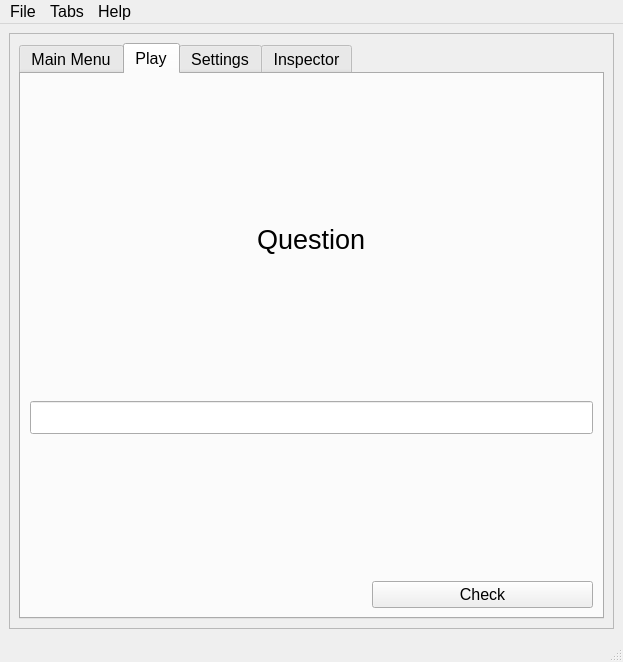
Before: the Qt Designer form v2/main.ui in LuuppiChan/luupycards, drawn with Qt 5.
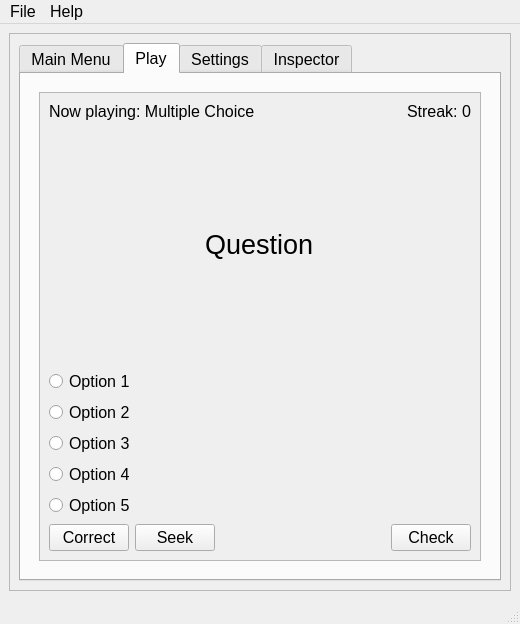
After: the same form once the commit is applied. The open tabs and pages were chosen to show the change. Icons and pictures are not drawn.

What changed in the file:
```diff
--- a/v2/main.ui
+++ b/v2/main.ui
@@ -6,8 +6,8 @@
    <rect>
     <x>0</x>
     <y>0</y>
-    <width>623</width>
-    <height>662</height>
+    <width>520</width>
+    <height>624</height>
    </rect>
   </property>
   <property name="font">
@@ -40,8 +40,8 @@
         <rect>
          <x>0</x>
          <y>0</y>
-         <width>607</width>
-         <height>585</height>
+         <width>504</width>
+         <height>547</height>
         </rect>
        </property>
        <layout class="QGridLayout" name="gridLayout_11">
@@ -219,9 +219,24 @@
            <attribute name="title">
             <string>Play</string>
            </attribute>
-           <layout class="QGridLayout" name="gridLayout_13">
-            <item row="6" column="2">
-             <widget class="QPushButton" name="button_check">
+           <layout class="QVBoxLayout" name="verticalLayout_2">
+            <item>
+             <widget class="QStackedWidget" name="stackedWidget_gameplay">
+              <property name="lineWidth">
+               <number>1</number>
+              </property>
+              <property name="currentIndex">
+               <number>0</number>
+              </property>
+              <widget class="QWidget" name="input">
+               <property name="enabled">
+                <bool>true</bool>
+               </property>
+               <layout class="QVBoxLayout" name="verticalLayout_4">
+                <item>
+                 <layout class="QHBoxLayout" name="horizontalLayout_3">
+                  <item>
+                   <widget class="QLabel" name="label_game_info">
               <property name="toolTip">
                <string>Check that did you answer correctly</string>
               </property>
@@ -233,20 +248,35 @@
               </property>
              </widget>
             </item>
-            <item row="1" column="2">
-             <spacer name="horizontalSpacer_play_right">
+                  <item alignment="Qt::AlignRight">
+                   <widget class="QLabel" name="label_streak">
+                    <property name="toolTip">
+                     <string>Current streak: 0, All time streak: 0</string>
+                    </property>
+                    <property name="statusTip">
+                     <string>Current streak: 0, All time streak: 0</string>
+                    </property>
+                    <property name="text">
+                     <string>Streak: 0</string>
+                    </property>
+                   </widget>
+                  </item>
+                 </layout>
+                </item>
+                <item>
+                 <spacer name="verticalSpacer_4">
               <property name="orientation">
-               <enum>Qt::Horizontal</enum>
+                   <enum>Qt::Vertical</enum>
               </property>
               <property name="sizeHint" stdset="0">
                <size>
-                <width>40</width>
-                <height>20</height>
+                    <width>20</width>
+                    <height>40</height>
                </size>
               </property>
              </spacer>
             </item>
-            <item row="1" column="1">
+                <item alignment="Qt::AlignHCenter">
              <widget class="QLabel" name="label_question">
               <property name="font">
                <font>
@@ -264,22 +294,9 @@
               </property>
              </widget>
             </item>
-            <item row="1" column="0">
-             <spacer name="horizontalSpacer_play_left">
+                <item>
+                 <spacer name="verticalSpacer_3">
               <property name="orientation">
-               <enum>Qt::Horizontal</enum>
-              </property>
-              <property name="sizeHint" stdset="0">
-               <size>
-                <width>40</width>
-                <height>20</height>
-               </size>
-              </property>
-             </spacer>
-            </item>
-            <item row="2" column="1">
-             <spacer name="verticalSpacer_play_middle">
-              <property name="orientation">
                <enum>Qt::Vertical</enum>
               </property>
               <property name="sizeHint" stdset="0">
@@ -290,33 +307,7 @@
               </property>
              </spacer>
             </item>
-            <item row="0" column="1">
-             <spacer name="verticalSpacer_play_top">
-              <property name="orientation">
-               <enum>Qt::Vertical</enum>
-              </property>
-              <property name="sizeHint" stdset="0">
-               <size>
-                <width>20</width>
-                <height>40</height>
-               </size>
-              </property>
-             </spacer>
-            </item>
-            <item row="4" column="1">
-             <spacer name="verticalSpacer_play_bottom">
-              <property name="orientation">
-               <enum>Qt::Vertical</enum>
-              </property>
-              <property name="sizeHint" stdset="0">
-               <size>
-                <width>20</width>
-                <height>40</height>
-               </size>
-              </property>
-             </spacer>
-            </item>
-            <item row="3" column="0" colspan="3">
+                <item>
              <widget class="QLineEdit" name="lineEdit_answer">
               <property name="font">
                <font>
@@ -329,12 +320,255 @@
               <property name="statusTip">
                <string>Input your answer</string>
               </property>
+                  <property name="autoFillBackground">
+                   <bool>false</bool>
+                  </property>
+                  <property name="inputMask">
+                   <string/>
+                  </property>
               <property name="text">
                <string/>
               </property>
               <property name="alignment">
                <set>Qt::AlignCenter</set>
               </property>
+                  <property name="placeholderText">
+                   <string>Type the answer here</string>
+                  </property>
+                 </widget>
+                </item>
+                <item>
+                 <spacer name="verticalSpacer_2">
+                  <property name="orientation">
+                   <enum>Qt::Vertical</enum>
+                  </property>
+                  <property name="sizeHint" stdset="0">
+                   <size>
+                    <width>20</width>
+                    <height>40</height>
+                   </size>
+                  </property>
+                 </spacer>
+                </item>
+                <item>
+                 <layout class="QHBoxLayout" name="horizontalLayout_4">
+                  <item>
+                   <widget class="QLabel" name="label_lives">
+                    <property name="text">
+                     <string>Lives: 5</string>
+                    </property>
+                   </widget>
+                  </item>
+                  <item>
+                   <spacer name="horizontalSpacer_2">
+                    <property name="orientation">
+                     <enum>Qt::Horizontal</enum>
+                    </property>
+                    <property name="sizeHint" stdset="0">
+                     <size>
+                      <width>40</width>
+                      <height>20</height>
+                     </size>
+                    </property>
+                   </spacer>
+                  </item>
+                  <item>
+                   <widget class="QPushButton" name="button_check">
+                    <property name="maximumSize">
+                     <size>
+                      <width>80</width>
+                      <height>16777215</height>
+                     </size>
+                    </property>
+                    <property name="toolTip">
+                     <string>Check that did you answer correctly</string>
+                    </property>
+                    <property name="statusTip">
+                     <string>Check that did you answer correctly</string>
+                    </property>
+                    <property name="text">
+                     <string>Check</string>
+                    </property>
+                   </widget>
+                  </item>
+                 </layout>
+                </item>
+               </layout>
+              </widget>
+              <widget class="QWidget" name="multiple_choice">
+               <layout class="QVBoxLayout" name="verticalLayout_5">
+                <item>
+                 <widget class="QScrollArea" name="scrollArea_mc">
+                  <property name="widgetResizable">
+                   <bool>true</bool>
+                  </property>
+                  <widget class="QWidget" name="scrollAreaWidgetContents">
+                   <property name="geometry">
+                    <rect>
+                     <x>0</x>
+                     <y>0</y>
+                     <width>630</width>
+                     <height>534</height>
+                    </rect>
+                   </property>
+                   <layout class="QVBoxLayout" name="verticalLayout_6">
+                    <item>
+                     <layout class="QHBoxLayout" name="horizontalLayout_5">
+                      <item>
+                       <widget class="QLabel" name="label_game_info_mc">
+                        <property name="toolTip">
+                         <string>Info about actions</string>
+                        </property>
+                        <property name="statusTip">
+                         <string>Info about actions</string>
+                        </property>
+                        <property name="text">
+                         <string>Now playing: Multiple Choice</string>
+                        </property>
+                       </widget>
+                      </item>
+                      <item alignment="Qt::AlignRight">
+                       <widget class="QLabel" name="label_streak_mc">
+                        <property name="toolTip">
+                         <string>Current streak: 0, All time streak: 0</string>
+                        </property>
+                        <property name="statusTip">
+                         <string>Current streak: 0, All time streak: 0</string>
+                        </property>
+                        <property name="text">
+                         <string>Streak: 0</string>
+                        </property>
+                       </widget>
+                      </item>
+                     </layout>
+                    </item>
+                    <item>
+                     <spacer name="verticalSpacer_play_top_3">
+                      <property name="orientation">
+                       <enum>Qt::Vertical</enum>
+                      </property>
+                      <property name="sizeHint" stdset="0">
+                       <size>
+                        <width>20</width>
+                        <height>106</height>
+                       </size>
+                      </property>
+                     </spacer>
+                    </item>
+                    <item alignment="Qt::AlignHCenter">
+                     <widget class="QLabel" name="label_question_mc">
+                      <property name="font">
+                       <font>
+                        <pointsize>20</pointsize>
+                       </font>
+                      </property>
+                      <property name="toolTip">
+                       <string>The question</string>
+                      </property>
+                      <property name="statusTip">
+                       <string>The question</string>
+                      </property>
+                      <property name="text">
+                       <string>Question</string>
+                      </property>
+                     </widget>
+                    </item>
+                    <item>
+                     <spacer name="verticalSpacer_play_middle_3">
+                      <property name="orientation">
+                       <enum>Qt::Vertical</enum>
+                      </property>
+                      <property name="sizeHint" stdset="0">
+                       <size>
+                        <width>20</width>
+                        <height>106</height>
+                       </size>
+                      </property>
+                     </spacer>
+                    </item>
+                    <item>
+                     <layout class="QVBoxLayout" name="mc_options">
+                      <item alignment="Qt::AlignLeft">
+                       <widget class="QRadioButton" name="radioButton_2">
+                        <property name="text">
+                         <string>Option 1</string>
+                        </property>
+                       </widget>
+                      </item>
+                      <item alignment="Qt::AlignLeft">
+                       <widget class="QRadioButton" name="radioButton_3">
+                        <property name="text">
+                         <string>Option 2</string>
+                        </property>
+                       </widget>
+                      </item>
+                      <item alignment="Qt::AlignLeft">
+                       <widget class="QRadioButton" name="radioButton_5">
+                        <property name="text">
+                         <string>Option 3</string>
+                        </property>
+                       </widget>
+                      </item>
+                      <item alignment="Qt::AlignLeft">
+                       <widget class="QRadioButton" name="radioButton_4">
+                        <property name="text">
+                         <string>Option 4</string>
+                        </property>
+                       </widget>
+                      </item>
+                      <item alignment="Qt::AlignLeft">
+                       <widget class="QRadioButton" name="radioButton">
+                        <property name="text">
+                         <string>Option 5</string>
+                        </property>
+                       </widget>
+                      </item>
+                     </layout>
+                    </item>
+                    <item>
+                     <layout class="QHBoxLayout" name="horizontalLayout_6">
+                      <item>
+                       <widget class="QPushButton" name="pushButton_correct_mc">
+                        <property name="text">
+                         <string>Correct</string>
+                        </property>
+                       </widget>
+                      </item>
+                      <item>
+                       <widget class="QPushButton" name="pushButton_seek_mc">
+                        <property name="text">
+                         <string>Seek</string>
+                        </property>
+                       </widget>
+                      </item>
+                      <item>
+                       <spacer name="horizontalSpacer_3">
+                        <property name="orientation">
+                         <enum>Qt::Horizontal</enum>
+                        </property>
+                        <property name="sizeHint" stdset="0">
+                         <size>
+                          <width>40</width>
+                          <height>20</height>
+                         </size>
+                        </property>
+                       </spacer>
+                      </item>
+                      <item>
+                       <widget class="QPushButton" name="pushButton_check_mc">
+                        <property name="text">
+                         <string>Check</string>
+                        </property>
+                       </widget>
+                      </item>
+                     </layout>
+                    </item>
+                   </layout>
+                  </widget>
+                 </widget>
+                </item>
+               </layout>
+              </widget>
              </widget>
             </item>
            </layout>
@@ -806,12 +1040,17 @@
     </item>
    </layout>
   </widget>
+  <widget class="QStatusBar" name="statusbar">
+   <property name="enabled">
+    <bool>true</bool>
+   </property>
+  </widget>
   <widget class="QMenuBar" name="menubar">
    <property name="geometry">
     <rect>
      <x>0</x>
      <y>0</y>
-     <width>623</width>
+     <width>520</width>
      <height>33</height>
     </rect>
    </property>
@@ -832,30 +1071,9 @@
     </property>
     <addaction name="actionRead_the_docs"/>
    </widget>
-   <widget class="QMenu" name="menuTabs">
-    <property name="toolTip">
-     <string>Toggle different tabs on or off</string>
-    </property>
-    <property name="statusTip">
-     <string>Toggle different tabs on or off</string>
-    </property>
-    <property name="title">
-     <string>Tabs</string>
-    </property>
-    <addaction name="action_tabs_main_menu"/>
-    <addaction name="action_tabls_play"/>
-    <addaction name="action_tabs_settings"/>
-    <addaction name="action_tabs_inspector"/>
-   </widget>
    <addaction name="menuFile"/>
-   <addaction name="menuTabs"/>
    <addaction name="menuHelp"/>
   </widget>
-  <widget class="QStatusBar" name="statusbar">
-   <property name="enabled">
-    <bool>true</bool>
-   </property>
-  </widget>
   <action name="actionCSV">
    <property name="text">
     <string>CSV</string>
```
Left out of the diff: 91 changed lines with no effect on the pictures. Lines whose indentation alone changed are shown as unchanged.
